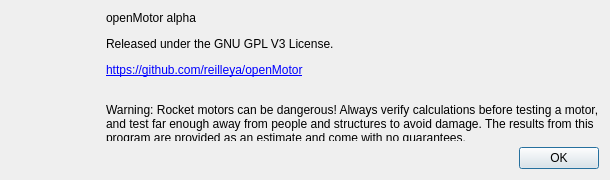
Before: the Qt Designer form resources/AboutDialog.ui in reilleya/openMotor, drawn with Qt 5.
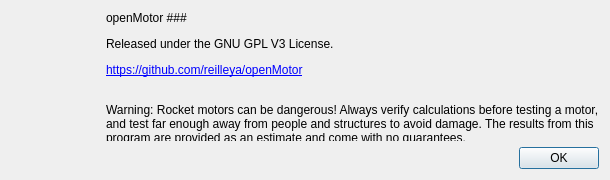
After: the same form once the commit is applied. Icons and pictures are not drawn.

```diff
--- a/resources/AboutDialog.ui
+++ b/resources/AboutDialog.ui
@@ -54,7 +54,7 @@
      <item>
       <widget class="QLabel" name="labelText">
        <property name="text">
-        <string>&lt;html&gt;&lt;head/&gt;&lt;body&gt;&lt;p&gt;openMotor alpha&lt;/p&gt;&lt;p&gt;Released under the GNU GPL V3 License.&lt;/p&gt;&lt;p&gt;&lt;a href=&quot;https://github.com/reilleya/openMotor&quot;&gt;&lt;span style=&quot; text-decoration: underline; color:#0000ff;&quot;&gt;https://github.com/reilleya/openMotor&lt;/span&gt;&lt;/a&gt;&lt;/p&gt;&lt;p&gt;&lt;br/&gt;Warning: Rocket motors can be dangerous! Always verify calculations before testing a motor, &lt;br/&gt;and test far enough away from people and structures to avoid damage. The results from this&lt;br/&gt; program are provided as an estimate and come with no guarantees.&lt;/p&gt;&lt;/body&gt;&lt;/html&gt;</string>
+        <string>&lt;html&gt;&lt;head/&gt;&lt;body&gt;&lt;p&gt;openMotor ###&lt;/p&gt;&lt;p&gt;Released under the GNU GPL V3 License.&lt;/p&gt;&lt;p&gt;&lt;a href=&quot;https://github.com/reilleya/openMotor&quot;&gt;&lt;span style=&quot; text-decoration: underline; color:#0000ff;&quot;&gt;https://github.com/reilleya/openMotor&lt;/span&gt;&lt;/a&gt;&lt;/p&gt;&lt;p&gt;&lt;br/&gt;Warning: Rocket motors can be dangerous! Always verify calculations before testing a motor, &lt;br/&gt;and test far enough away from people and structures to avoid damage. The results from this&lt;br/&gt;program are provided as an estimate and come with no guarantees.&lt;/p&gt;&lt;/body&gt;&lt;/html&gt;</string>
        </property>
       </widget>
      </item>
```
